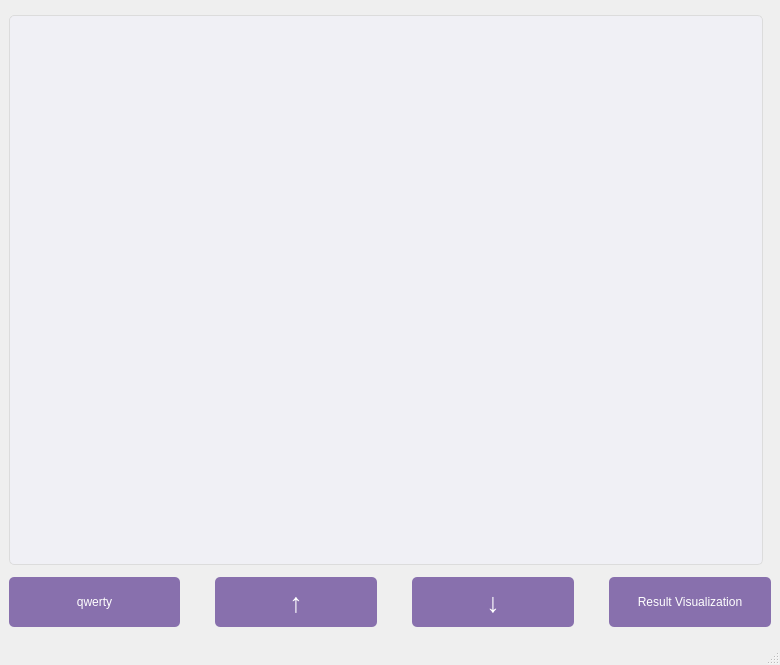
Above: image_browser.ui from miraclefactory/submarine-hsaois before the change. Below: the same form after it.
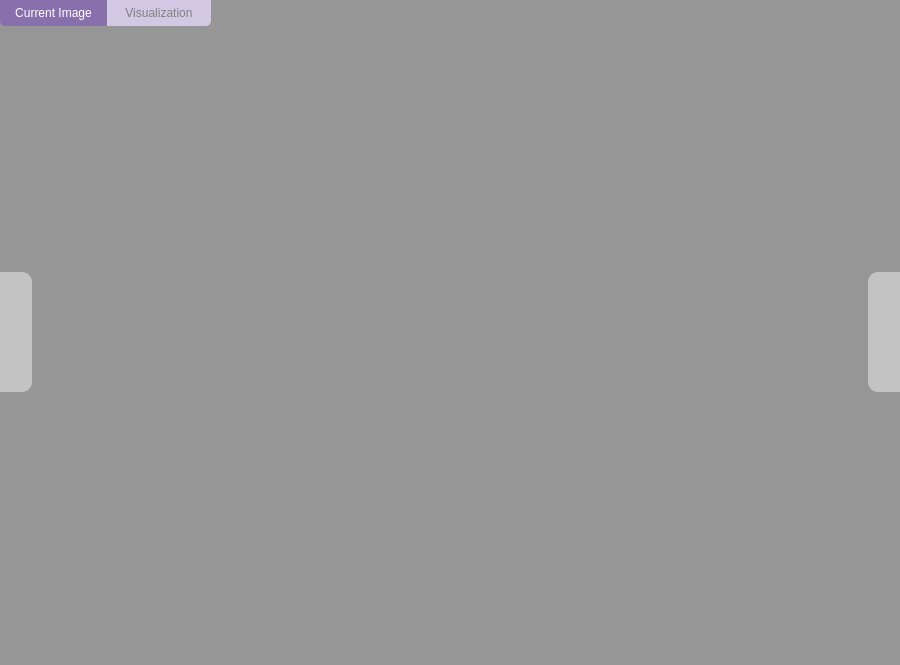
That is the form after the change. Icons and pictures are not drawn.

Commit message: upgrade image browser and other styling

Diff of the .ui file:
```diff
--- a/image_browser.ui
+++ b/image_browser.ui
@@ -6,7 +6,7 @@
    <rect>
     <x>0</x>
     <y>0</y>
-    <width>780</width>
+    <width>900</width>
     <height>665</height>
    </rect>
   </property>
@@ -18,8 +18,8 @@
   </property>
   <property name="minimumSize">
    <size>
-    <width>780</width>
-    <height>665</height>
+    <width>900</width>
+    <height>647</height>
    </size>
   </property>
   <property name="maximumSize">
@@ -32,163 +32,277 @@
    <string>MainWindow</string>
   </property>
   <property name="styleSheet">
-   <string notr="true"/>
+   <string notr="true">   QTabBar::tab
+{
+    background-color: white;
+    border-color: gray;
+    font: 10px 'Arial';
+    color: gray;
+    height: 20px;
+	padding-right: 15px;
+	padding-left: 15px;
+	padding-top: 3px;
+	padding-bottom: 3px;
+}
+
+QTabWidget::tab-bar {
+    alignment: center;
+}
+
+QTabBar::tab:first
+{
+	border-top-left-radius: 0px;
+	border-bottom-left-radius: 5px;
+}
+
+QTabBar::tab:last
+{
+	border-top-right-radius: 0px;
+	border-bottom-right-radius: 5px;
+}
+
+QTabBar::tab:!selected
+{
+    background-color: rgb(211, 200, 227);
+    color: gray;
+}
+
+QTabBar::close-button
+{
+    background-position: center;
+}
+
+QTabWidget::pane
+{ 
+    background-color: rgba(250, 250, 250, 1);
+	top: -26px;
+	padding-top: 0px;
+	padding-left: 0px;
+	padding-right: 0px;
+	padding-bottom: 0px;
+	border-radius: 0px;
+}
+
+QTabBar::tab:selected
+{
+    border-color: rgb(136, 112, 173);
+    background-color: rgb(136, 112, 173);
+    color: white;
+}
+  </string>
+  </property>
+  <property name="tabShape">
+   <enum>QTabWidget::Rounded</enum>
   </property>
   <widget class="QWidget" name="centralwidget">
-   <layout class="QHBoxLayout" name="horizontalLayout_2">
+   <layout class="QHBoxLayout" name="horizontalLayout">
+    <property name="spacing">
+     <number>0</number>
+    </property>
+    <property name="leftMargin">
+     <number>0</number>
+    </property>
+    <property name="topMargin">
+     <number>0</number>
+    </property>
+    <property name="rightMargin">
+     <number>0</number>
+    </property>
+    <property name="bottomMargin">
+     <number>0</number>
+    </property>
     <item>
-     <layout class="QVBoxLayout" name="verticalLayout">
-      <item>
-       <widget class="QLabel" name="label_img">
-        <property name="sizePolicy">
-         <sizepolicy hsizetype="Preferred" vsizetype="Expanding">
-          <horstretch>0</horstretch>
-          <verstretch>1</verstretch>
-         </sizepolicy>
+     <widget class="QTabWidget" name="tabWidget">
+      <property name="styleSheet">
+       <string notr="true"/>
+      </property>
+      <property name="tabShape">
+       <enum>QTabWidget::Rounded</enum>
+      </property>
+      <property name="currentIndex">
+       <number>0</number>
+      </property>
+      <widget class="QWidget" name="tab">
+       <property name="styleSheet">
+        <string notr="true">background-color: rgb(150, 150, 150);</string>
+       </property>
+       <attribute name="title">
+        <string>Current Image</string>
+       </attribute>
+       <layout class="QHBoxLayout" name="horizontalLayout_3">
+        <property name="spacing">
+         <number>0</number>
         </property>
-        <property name="minimumSize">
-         <size>
-          <width>754</width>
-          <height>550</height>
-         </size>
+        <property name="leftMargin">
+         <number>0</number>
         </property>
-        <property name="maximumSize">
-         <size>
-          <width>754</width>
-          <height>550</height>
-         </size>
+        <property name="topMargin">
+         <number>0</number>
         </property>
-        <property name="styleSheet">
-         <string notr="true">background-color: rgb(240, 240, 245);
-border: 1px solid rgb(220, 220, 220);
-border-radius: 5px;</string>
+        <property name="rightMargin">
+         <number>0</number>
         </property>
-        <property name="text">
-         <string/>
+        <property name="bottomMargin">
+         <number>0</number>
         </property>
-       </widget>
-      </item>
-      <item>
-       <layout class="QHBoxLayout" name="horizontalLayout">
+        <item>
+         <layout class="QHBoxLayout" name="horizontalLayout_2">
+          <property name="spacing">
+           <number>0</number>
+          </property>
+          <property name="leftMargin">
+           <number>0</number>
+          </property>
+          <item>
+           <widget class="QPushButton" name="pushButton_1">
+            <property name="sizePolicy">
+             <sizepolicy hsizetype="Preferred" vsizetype="Fixed">
+              <horstretch>0</horstretch>
+              <verstretch>0</verstretch>
+             </sizepolicy>
+            </property>
+            <property name="minimumSize">
+             <size>
+              <width>0</width>
+              <height>120</height>
+             </size>
+            </property>
+            <property name="cursor">
+             <cursorShape>PointingHandCursor</cursorShape>
+            </property>
+            <property name="styleSheet">
+             <string notr="true">QPushButton {
+	background-color: rgba(235, 235, 235,135);
+	border-top-right-radius: 10px;
+	border-bottom-right-radius: 10px;
+	border: none;
+}
+
+QPushButton:hover {
+	background-color: rgb(220,220,220);
+}
+</string>
+            </property>
+            <property name="text">
+             <string/>
+            </property>
+            <property name="icon">
+             <iconset resource="resources.qrc">
+              <normaloff>:/icons/images/icons/chevron-left.svg</normaloff>:/icons/images/icons/chevron-left.svg</iconset>
+            </property>
+            <property name="iconSize">
+             <size>
+              <width>48</width>
+              <height>48</height>
+             </size>
+            </property>
+           </widget>
+          </item>
+          <item>
+           <widget class="QLabel" name="label_img">
+            <property name="sizePolicy">
+             <sizepolicy hsizetype="Expanding" vsizetype="Expanding">
+              <horstretch>0</horstretch>
+              <verstretch>1</verstretch>
+             </sizepolicy>
+            </property>
+            <property name="minimumSize">
+             <size>
+              <width>0</width>
+              <height>0</height>
+             </size>
+            </property>
+            <property name="maximumSize">
+             <size>
+              <width>500000</width>
+              <height>500000</height>
+             </size>
+            </property>
+            <property name="styleSheet">
+             <string notr="true">background-color: rgb(150, 150, 150);
+border: none;</string>
+            </property>
+            <property name="text">
+             <string/>
+            </property>
+           </widget>
+          </item>
+          <item>
+           <widget class="QPushButton" name="pushButton_2">
+            <property name="sizePolicy">
+             <sizepolicy hsizetype="Preferred" vsizetype="Fixed">
+              <horstretch>0</horstretch>
+              <verstretch>0</verstretch>
+             </sizepolicy>
+            </property>
+            <property name="minimumSize">
+             <size>
+              <width>0</width>
+              <height>120</height>
+             </size>
+            </property>
+            <property name="cursor">
+             <cursorShape>PointingHandCursor</cursorShape>
+            </property>
+            <property name="styleSheet">
+             <string notr="true">QPushButton {
+	background-color: rgba(235, 235, 235,135);
+	border-top-left-radius: 10px;
+	border-bottom-left-radius: 10px;
+	border: none;
+}
+
+QPushButton:hover {
+	background-color: rgb(220,220,220);
+}
+</string>
+            </property>
+            <property name="text">
+             <string/>
+            </property>
+            <property name="icon">
+             <iconset resource="resources.qrc">
+              <normaloff>:/icons/images/icons/chevron-right.svg</normaloff>:/icons/images/icons/chevron-right.svg</iconset>
+            </property>
+            <property name="iconSize">
+             <size>
+              <width>48</width>
+              <height>48</height>
+             </size>
+            </property>
+           </widget>
+          </item>
+         </layout>
+        </item>
+       </layout>
+      </widget>
+      <widget class="QWidget" name="tab_2">
+       <attribute name="title">
+        <string> Visualization </string>
+       </attribute>
+       <layout class="QHBoxLayout" name="horizontalLayout_4">
         <property name="spacing">
-         <number>35</number>
+         <number>0</number>
         </property>
         <item>
-         <widget class="QLabel" name="tb_img">
+         <widget class="QLabel" name="label">
           <property name="styleSheet">
-           <string notr="true">background-color: rgb(136, 112, 173); 
-color: white;
-border-radius: 5px;</string>
+           <string notr="true">background-color: rgb(149, 150, 150);</string>
           </property>
           <property name="text">
-           <string>qwerty</string>
+           <string/>
           </property>
           <property name="alignment">
            <set>Qt::AlignCenter</set>
           </property>
          </widget>
         </item>
-        <item>
-         <widget class="QPushButton" name="pushButton_1">
-          <property name="sizePolicy">
-           <sizepolicy hsizetype="Preferred" vsizetype="Preferred">
-            <horstretch>1</horstretch>
-            <verstretch>0</verstretch>
-           </sizepolicy>
-          </property>
-          <property name="minimumSize">
-           <size>
-            <width>0</width>
-            <height>40</height>
-           </size>
-          </property>
-          <property name="maximumSize">
-           <size>
-            <width>162</width>
-            <height>50</height>
-           </size>
-          </property>
-          <property name="styleSheet">
-           <string notr="true">background-color: rgb(136, 112, 173); 
-color: white;
-font-size: 20pt;
-font-weight: bold;
-border-radius: 5px;</string>
-          </property>
-          <property name="text">
-           <string>↑</string>
-          </property>
-         </widget>
-        </item>
-        <item>
-         <widget class="QPushButton" name="pushButton_2">
-          <property name="sizePolicy">
-           <sizepolicy hsizetype="Preferred" vsizetype="Preferred">
-            <horstretch>1</horstretch>
-            <verstretch>0</verstretch>
-           </sizepolicy>
-          </property>
-          <property name="minimumSize">
-           <size>
-            <width>0</width>
-            <height>40</height>
-           </size>
-          </property>
-          <property name="maximumSize">
-           <size>
-            <width>162</width>
-            <height>50</height>
-           </size>
-          </property>
-          <property name="styleSheet">
-           <string notr="true">background-color: rgb(136, 112, 173); 
-color: white;
-font-size: 20pt;
-font-weight: bold;
-border-radius: 5px;</string>
-          </property>
-          <property name="text">
-           <string>↓</string>
-          </property>
-         </widget>
-        </item>
-        <item>
-         <widget class="QPushButton" name="pushButton_3">
-          <property name="sizePolicy">
-           <sizepolicy hsizetype="Preferred" vsizetype="Preferred">
-            <horstretch>1</horstretch>
-            <verstretch>0</verstretch>
-           </sizepolicy>
-          </property>
-          <property name="minimumSize">
-           <size>
-            <width>0</width>
-            <height>40</height>
-           </size>
-          </property>
-          <property name="maximumSize">
-           <size>
-            <width>162</width>
-            <height>50</height>
-           </size>
-          </property>
-          <property name="styleSheet">
-           <string notr="true">background-color: rgb(136, 112, 173); 
-color: white;
-border-radius: 5px;</string>
-          </property>
-          <property name="text">
-           <string>Result Visualization</string>
-          </property>
-         </widget>
-        </item>
        </layout>
-      </item>
-     </layout>
+      </widget>
+     </widget>
     </item>
    </layout>
   </widget>
-  <widget class="QStatusBar" name="statusbar"/>
  </widget>
  <resources/>
  <connections/>
```
Left out of the diff: 16 changed lines with no effect on the pictures. The commit also changes 20 other files.
